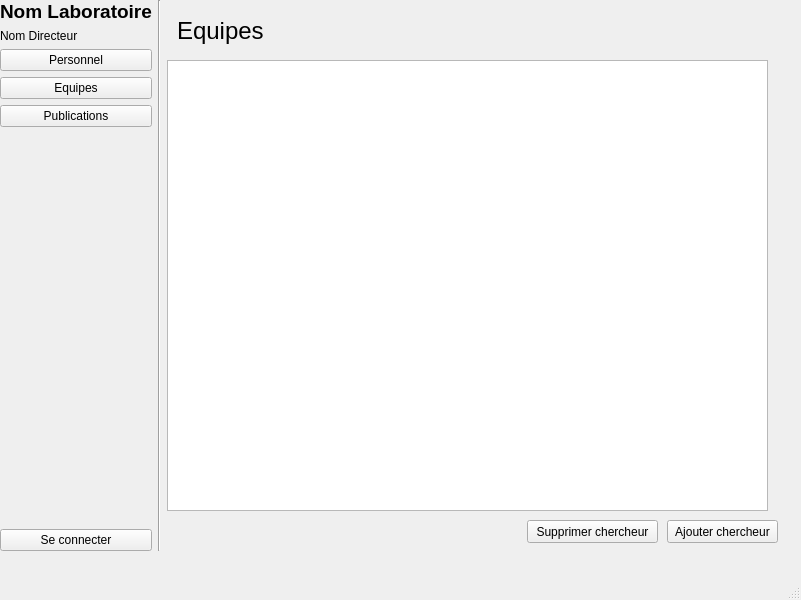
Old version of the form Interface.ui in the repository Megaghosty/Project_POO_SNR_JPJN.
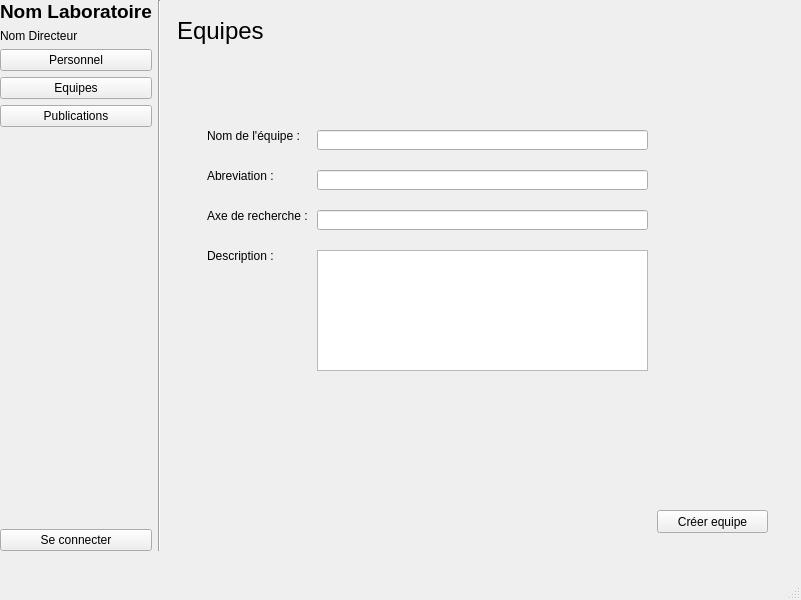
New version of the form. The open tabs and pages were chosen to show the change.

```diff
--- a/Interface.ui
+++ b/Interface.ui
@@ -297,16 +297,6 @@
         </widget>
        </widget>
        <widget class="QWidget" name="widget_equipes">
-        <widget class="QTableWidget" name="tableWidget_equipes">
-         <property name="geometry">
-          <rect>
-           <x>0</x>
-           <y>60</y>
-           <width>601</width>
-           <height>451</height>
-          </rect>
-         </property>
-        </widget>
         <widget class="QLabel" name="widget_equipes_label">
          <property name="geometry">
           <rect>
@@ -356,6 +346,156 @@
           <string>Supprimer chercheur</string>
          </property>
         </widget>
+        <widget class="QPushButton" name="widget_equipes_btn_creer_equipe">
+         <property name="geometry">
+          <rect>
+           <x>0</x>
+           <y>520</y>
+           <width>111</width>
+           <height>23</height>
+          </rect>
+         </property>
+         <property name="text">
+          <string>Créer une équipe</string>
+         </property>
+        </widget>
+        <widget class="QListWidget" name="widget_equipes_listWidget_equipes">
+         <property name="geometry">
+          <rect>
+           <x>0</x>
+           <y>60</y>
+           <width>601</width>
+           <height>451</height>
+          </rect>
+         </property>
+        </widget>
+       </widget>
+       <widget class="QWidget" name="widget_creer_equipe">
+        <widget class="QLabel" name="widget_equipes_label_7">
+         <property name="geometry">
+          <rect>
+           <x>10</x>
+           <y>0</y>
+           <width>101</width>
+           <height>61</height>
+          </rect>
+         </property>
+         <property name="font">
+          <font>
+           <pointsize>18</pointsize>
+           <weight>50</weight>
+           <bold>false</bold>
+          </font>
+         </property>
+         <property name="text">
+          <string>Equipes</string>
+         </property>
+        </widget>
+        <widget class="QLabel" name="label_22">
+         <property name="geometry">
+          <rect>
+           <x>40</x>
+           <y>120</y>
+           <width>101</width>
+           <height>31</height>
+          </rect>
+         </property>
+         <property name="text">
+          <string>Nom de l'équipe :</string>
+         </property>
+        </widget>
+        <widget class="QLabel" name="label_24">
+         <property name="geometry">
+          <rect>
+           <x>40</x>
+           <y>240</y>
+           <width>101</width>
+           <height>31</height>
+          </rect>
+         </property>
+         <property name="text">
+          <string>Description :</string>
+         </property>
+        </widget>
+        <widget class="QLabel" name="label_25">
+         <property name="geometry">
+          <rect>
+           <x>40</x>
+           <y>200</y>
+           <width>101</width>
+           <height>31</height>
+          </rect>
+         </property>
+         <property name="text">
+          <string>Axe de recherche :</string>
+         </property>
+        </widget>
+        <widget class="QLabel" name="label_26">
+         <property name="geometry">
+          <rect>
+           <x>40</x>
+           <y>160</y>
+           <width>101</width>
+           <height>31</height>
+          </rect>
+         </property>
+         <property name="text">
+          <string>Abreviation :</string>
+         </property>
+        </widget>
+        <widget class="QTextEdit" name="widget_creer_equipes_textEdit_description">
+         <property name="geometry">
+          <rect>
+           <x>150</x>
+           <y>250</y>
+           <width>331</width>
+           <height>121</height>
+          </rect>
+         </property>
+        </widget>
+        <widget class="QLineEdit" name="widget_creer_equipes_lineEdit_axe">
+         <property name="geometry">
+          <rect>
+           <x>150</x>
+           <y>210</y>
+           <width>331</width>
+           <height>20</height>
+          </rect>
+         </property>
+        </widget>
+        <widget class="QLineEdit" name="widget_creer_equipes_lineEdit_nom">
+         <property name="geometry">
+          <rect>
+           <x>150</x>
+           <y>130</y>
+           <width>331</width>
+           <height>20</height>
+          </rect>
+         </property>
+        </widget>
+        <widget class="QLineEdit" name="widget_creer_equipes_lineEdit_abreviation">
+         <property name="geometry">
+          <rect>
+           <x>150</x>
+           <y>170</y>
+           <width>331</width>
+           <height>20</height>
+          </rect>
+         </property>
+        </widget>
+        <widget class="QPushButton" name="widget_creer_equipes_btn_creer_equipe">
+         <property name="geometry">
+          <rect>
+           <x>490</x>
+           <y>510</y>
+           <width>111</width>
+           <height>23</height>
+          </rect>
+         </property>
+         <property name="text">
+          <string>Créer equipe</string>
+         </property>
+        </widget>
        </widget>
        <widget class="QWidget" name="widget_publications"/>
        <widget class="QWidget" name="widget_creer_chercheur">
```
Left out of the diff: 44 changed lines with no effect on the pictures.
